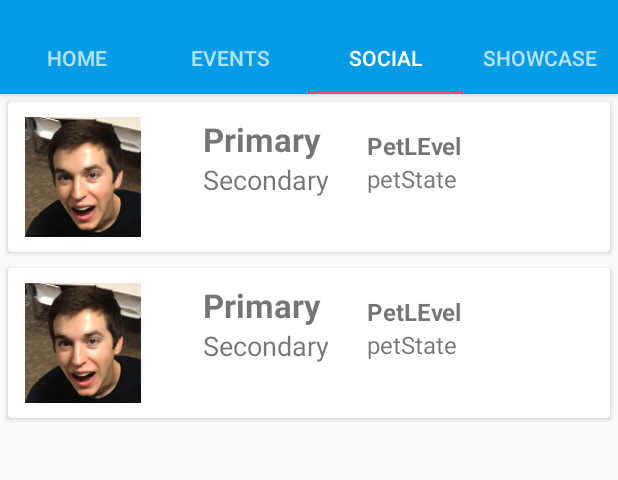
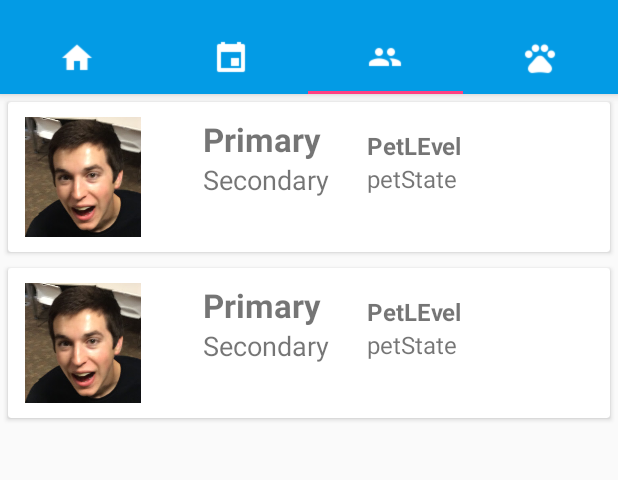
Before and after one commit to gatesyp/openshift, an Android app: the screen it shows after launch (MainActivity), tab 3 chosen, on a phone screen of 412 x 824 dp, the part 62-542 px from its top. Run offline under Robolectric (Android 15) with nearby library versions, the phone set to English and light mode, and no system bars; our stand-ins replace Volley; network calls fail; pictures from the network do not load; 61 statements that could not run were skipped.

Commit message:
added icons to the tabs

```diff
--- a/mobile/OpenShift/app/src/main/java/co/com/stohio/openshift/main/MainActivity.java
+++ b/mobile/OpenShift/app/src/main/java/co/com/stohio/openshift/main/MainActivity.java
@@ -31,11 +31,15 @@ public class MainActivity extends AppCompatActivity {
         // Give the TabLayout the ViewPager
         TabLayout tabLayout = (TabLayout) findViewById(R.id.tabs);
         tabLayout.setupWithViewPager(viewPager);
+        tabLayout.getTabAt(0).setIcon(R.drawable.ic_home_white_24dp);
+        tabLayout.getTabAt(1).setIcon(R.drawable.ic_event_white_24dp);
+        tabLayout.getTabAt(2).setIcon(R.drawable.ic_people_white_24dp);
+        tabLayout.getTabAt(3).setIcon(R.drawable.ic_pets_white_24dp);
 
     }
 
     private class MyPagerAdapter extends FragmentPagerAdapter {
-        private String tabTitles[] = new String[] { "Home", "Events", "Social", "Showcase" };
+//        private String tabTitles[] = new String[] {"donger", "Events", "Social", "Showcase" };
         public MyPagerAdapter(FragmentManager fm) {
             super(fm);
         }
@@ -54,11 +58,11 @@ public class MainActivity extends AppCompatActivity {
         public int getCount() {
             return 4;
         }
-        @Override
-        public CharSequence getPageTitle(int position) {
-            // Generate title based on item position
-            return tabTitles[position];
-        }
+//        @Override
+//        public CharSequence getPageTitle(int position) {
+//            // Generate title based on item position
+//            return tabTitles[position];
+//        }
     }
 
 
@@ -69,6 +73,4 @@ public class MainActivity extends AppCompatActivity {
         getMenuInflater().inflate(R.menu.menu_main, menu);
         return true;
     }
-
-
 }
--- a/mobile/OpenShift/app/src/main/java/co/com/stohio/openshift/main/MyCardViewAdapter.java
+++ b/mobile/OpenShift/app/src/main/java/co/com/stohio/openshift/main/MyCardViewAdapter.java
@@ -73,8 +73,9 @@ public class MyCardViewAdapter extends RecyclerView
         holder.label.setText(mDataset.get(position).getmText1());
         holder.dateTime.setText(mDataset.get(position).getmText2());
         holder.image.setImageResource(mDataset.get(position).getmImgId());
-        holder.petState.setText(mDataset.get(position).getmText3());
-        holder.petLevel.setText(mDataset.get(position).getmText4());
+        //TODOOOOO FIX THIS I GET A NULL POINTER EXCEPTION
+//        holder.petState.setText(mDataset.get(position).getmText3());
+//        holder.petLevel.setText(mDataset.get(position).getmText4());
 //        int id = getResources().
 //        holder.image.setImageResource(mDataset.get(position).getmImage());
     }
```
Also changed, not shown: mobile/OpenShift/app/src/main/res/drawable/ic_event_white_24dp.png (added), mobile/OpenShift/app/src/main/res/drawable/ic_home_black_24dp.png (added), mobile/OpenShift/app/src/main/res/drawable/ic_home_white_24dp.png (added), mobile/OpenShift/app/src/main/res/drawable/ic_people_white_24dp.png (added), mobile/OpenShift/app/src/main/res/drawable/ic_pets_white_24dp.png (added).
